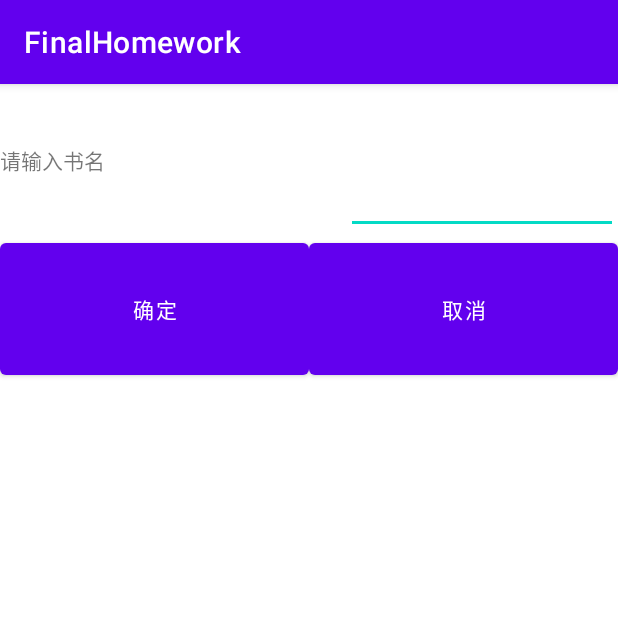
After one commit to xxy18720862783/FinalHomework, an Android app: the SearchActivity screen opened directly, with no data from a screen before it, on a phone screen of 412 x 824 dp, the top half of it. The commit adds this screen. Run offline under Robolectric (Android 15) with nearby library versions, the phone set to English and light mode, and no system bars.

```diff
--- a/app/src/main/java/com/example/finalhomework/EditBookActivity.java
+++ b/app/src/main/java/com/example/finalhomework/EditBookActivity.java
@@ -16,6 +16,7 @@ public class EditBookActivity extends AppCompatActivity {
     protected void onCreate(Bundle savedInstanceState) {
         super.onCreate(savedInstanceState);
         setContentView(R.layout.activity_edit_book);
+
         position= this.getIntent().getIntExtra("position",0);
         String title=this.getIntent().getStringExtra("title");
 
--- /dev/null
+++ b/app/src/main/java/com/example/finalhomework/SearchActivity.java
@@ -0,0 +1,72 @@
+package com.example.finalhomework;
+
+import androidx.activity.result.ActivityResultLauncher;
+import androidx.activity.result.contract.ActivityResultContracts;
+import androidx.appcompat.app.AppCompatActivity;
+
+import android.annotation.SuppressLint;
+import android.content.Intent;
+import android.os.Bundle;
+import android.view.View;
+import android.widget.Button;
+import android.widget.EditText;
+import android.widget.Toast;
+
+import com.example.finalhomework.data.Book;
+
+
+public class SearchActivity extends AppCompatActivity {
+    public static final int RESULT_CODE_SUCCESS=666;
+
+    //显示
+    private final ActivityResultLauncher<Intent> showDetailLauncher=registerForActivityResult(new ActivityResultContracts.StartActivityForResult(),
+            result -> {
+                if(null!=result){
+                    Intent intent=result.getData();
+                    if(result.getResultCode()==ShowDetailActivity.RESULT_CODE_SUCCESS){
+                        Toast.makeText(SearchActivity.this,"back",Toast.LENGTH_SHORT).show();
+                    }
+                }
+            });
+    @Override
+    protected void onCreate(Bundle savedInstanceState) {
+        super.onCreate(savedInstanceState);
+        setContentView(R.layout.activity_search);
+
+        @SuppressLint({"MissingInflatedId", "LocalSuppress"})
+        EditText editText=findViewById(R.id.edit_search_title);
+        @SuppressLint({"MissingInflatedId", "LocalSuppress"})
+        Button button1=findViewById(R.id.search_button_determine);
+        button1.setOnClickListener(new View.OnClickListener() {
+            @Override
+            public void onClick(View view) {
+                Intent intent=new Intent();
+                Bundle bundle=new Bundle();
+                String title=editText.getText().toString();
+                for (Book book: MainActivity.books) {
+                    if(book.getTitle()==title){
+                        int resourceId=book.getCoverResourceId();
+                        Intent intentShow=new Intent(SearchActivity.this,ShowDetailActivity.class);
+                        intentShow.putExtra("title",title);
+                        intentShow.putExtra("resourceId",resourceId);
+                        //startActivity(intentShow);
+                        showDetailLauncher.launch(intentShow);
+                        break;
+                    }
+                }
+                bundle.putString("title",title);
+                intent.putExtras(bundle);
+                setResult(RESULT_CODE_SUCCESS,intent);
+                SearchActivity.this.finish();
+            }
+        });
+        @SuppressLint({"MissingInflatedId", "LocalSuppress"})
+        Button button2=findViewById(R.id.search_button_cancel);
+        button2.setOnClickListener(new View.OnClickListener() {
+            @Override
+            public void onClick(View view) {
+                SearchActivity.this.finish();
+            }
+        });
+    }
+}
--- a/app/src/main/java/com/example/finalhomework/data/Book.java
+++ b/app/src/main/java/com/example/finalhomework/data/Book.java
@@ -3,8 +3,8 @@ package com.example.finalhomework.data;
 import java.io.Serializable;
 
 public class Book implements Serializable {
-    private String title;
-    private int resourceId;
+    public String title;
+    public int resourceId;
 
     public Book(String title, int resourceId) {
         this.title=title;
--- /dev/null
+++ b/app/src/main/res/layout/activity_search.xml
@@ -0,0 +1,49 @@
+<?xml version="1.0" encoding="utf-8"?>
+<LinearLayout xmlns:android="http://schemas.android.com/apk/res/android"
+    xmlns:app="http://schemas.android.com/apk/res-auto"
+    xmlns:tools="http://schemas.android.com/tools"
+    android:orientation="vertical"
+    android:layout_width="match_parent"
+    android:layout_height="200dp"
+    tools:context=".SearchActivity">
+    <LinearLayout
+        android:orientation="horizontal"
+        android:layout_width="match_parent"
+        android:layout_height="100dp">
+
+        <TextView
+            android:id="@+id/search_textview"
+            android:layout_width="wrap_content"
+            android:layout_height="100dp"
+            android:layout_weight="1"
+            android:text="请输入书名" />
+
+        <EditText
+            android:id="@+id/edit_search_title"
+            android:layout_width="wrap_content"
+            android:layout_height="100dp"
+            android:layout_weight="1">
+
+        </EditText>
+    </LinearLayout>
+    <LinearLayout
+        android:orientation="horizontal"
+        android:layout_width="match_parent"
+        android:layout_height="100dp">
+
+        <Button
+            android:id="@+id/search_button_determine"
+            android:layout_width="wrap_content"
+            android:layout_height="100dp"
+            android:layout_weight="1"
+            android:text="@string/str_confirm"/>
+
+        <Button
+            android:id="@+id/search_button_cancel"
+            android:layout_width="wrap_content"
+            android:layout_height="100dp"
+            android:layout_weight="1"
+            android:text="@string/str_cancel" />
+    </LinearLayout>
+
+</LinearLayout>
--- a/app/src/main/res/values/strings.xml
+++ b/app/src/main/res/values/strings.xml
@@ -4,4 +4,6 @@
     <string name="string_sure_to_delete">是否确定删除</string>
     <string name="string_no">否</string>
     <string name="string_yes">是</string>
+    <string name="str_confirm">确定</string>
+    <string name="str_cancel">取消</string>
 </resources>
```
Also changed, not shown: app/src/main/AndroidManifest.xml (+14 -0 lines), app/src/main/java/com/example/finalhomework/MainActivity.java (+19 -14 lines), app/src/main/java/com/example/finalhomework/ShowDetailActivity.java (added, +43 -0 lines), app/src/main/res/layout/activity_main.xml (+4 -4 lines), app/src/main/res/layout/activity_show_detail.xml (added, +35 -0 lines), app/src/main/res/layout/item_main.xml (+5 -5 lines).
